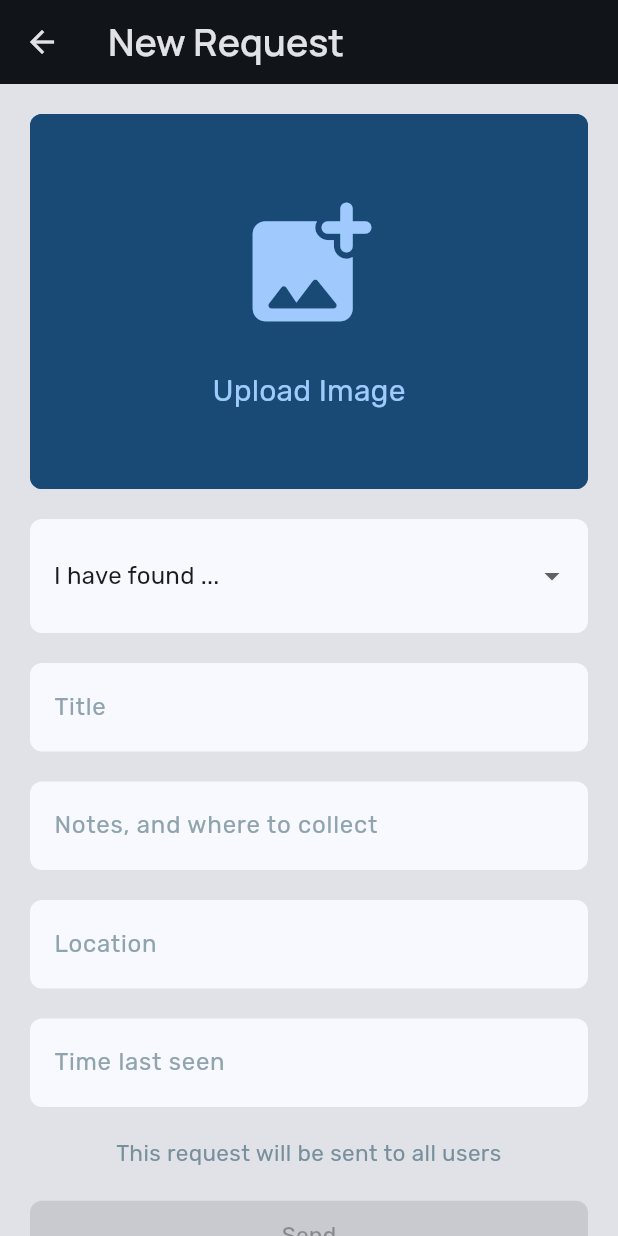
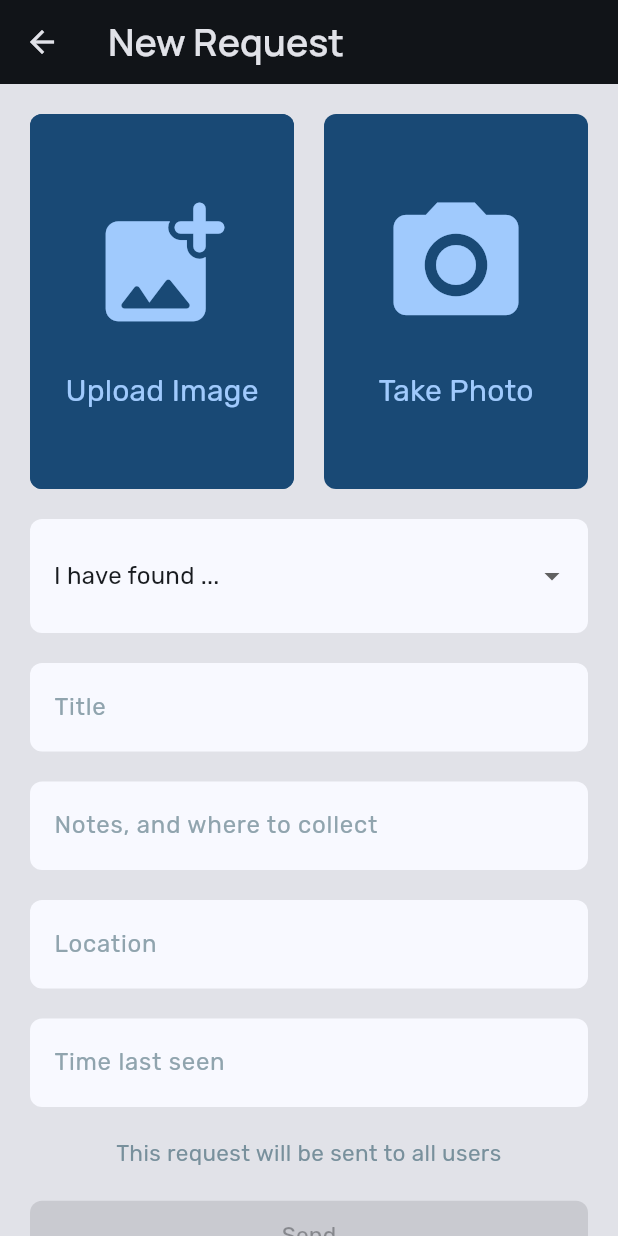
Before and after one commit to darrylad/LoFo, a Flutter app: the SecurityNewPostPage screen opened directly, on a phone screen of 412 x 824 dp. Run offline on Flutter 3.47's test engine with Material 3 defaults, Android fonts, the phone set to English and light mode, and no system bars; our stand-ins replace camera, cloud_firestore, firebase_auth, firebase_core, firebase_messaging, firebase_remote_config and 6 more; accounts and stored records are empty; generated files the repository leaves out were written again.

Commit message:
Added camer for security. added remove image button

```diff
--- a/lib/security_layouts/security_components/security_letter_card.dart
+++ b/lib/security_layouts/security_components/security_letter_card.dart
@@ -395,13 +395,15 @@ Row securityCardPosterInfoRow(int cardCategory, String posterImageURL,
         ),
       ),
       const SizedBox(width: 10),
-      Text(
+      Expanded(
+        child: Text(
           cardName,
           style: TextStyle(
               fontFamily: fonts[0],
               fontVariations: const [FontVariation('wght', 600)],
               fontSize: 15),
           overflow: TextOverflow.ellipsis,
+        ),
       ),
       const SizedBox(width: 5),
       securityCardCategoryBox(cardCategory),
--- a/lib/security_layouts/security_pages/security_new_post_page.dart
+++ b/lib/security_layouts/security_pages/security_new_post_page.dart
@@ -6,6 +6,7 @@ import 'package:lofo/backend/login_details.dart';
 import 'package:lofo/components/basic_text_form_field.dart';
 import 'package:lofo/components/button.dart';
 import 'package:lofo/main.dart';
+import 'package:lofo/pages/camera_page.dart';
 import 'package:lofo/security_layouts/security_backend/security_CRUD/security_transmitter.dart';
 import 'package:lofo/security_layouts/security_components/security_app_bar.dart';
 import 'package:lofo/security_layouts/security_components/security_theme.dart';
@@ -246,7 +247,8 @@ class _SecurityNewPostPageState extends State<SecurityNewPostPage> {
                 child: Column(
                   children: [
                     const SizedBox(height: 20),
-                    uploadImageButton(),
+                    // uploadImageButton(),
+                    imageRow(),
                     const SizedBox(height: 20),
                     basicSecurityDropDownFormField(),
                     const SizedBox(height: 20),
@@ -370,6 +372,35 @@ class _SecurityNewPostPageState extends State<SecurityNewPostPage> {
     );
   }
 
+  Widget imageRow() {
+    return (pickedPostImage == null)
+        ? Row(
+            mainAxisSize: MainAxisSize.min,
+            children: [
+              Expanded(child: uploadImageButton()),
+              const SizedBox(width: 20),
+              Expanded(child: cameraButton())
+            ],
+          )
+        : Column(
+            children: [
+              Container(
+                height: 350,
+                decoration: BoxDecoration(
+                    borderRadius: BorderRadius.circular(8),
+                    image: DecorationImage(
+                        image: FileImage(pickedPostImage!), fit: BoxFit.cover)),
+              ),
+              const SizedBox(height: 20),
+              BasicButton.warningPrimaryButton("Remove image", () {
+                setState(() {
+                  pickedPostImage = null;
+                });
+              }),
+            ],
+          );
+  }
+
   DropdownButtonFormField<int> basicSecurityDropDownFormField() {
     Text basicDropDownFormText(String text) {
       return Text(
@@ -455,9 +486,6 @@ class _SecurityNewPostPageState extends State<SecurityNewPostPage> {
                       size: 100,
                     ),
                     const SizedBox(height: 20),
-                    Row(
-                      mainAxisAlignment: MainAxisAlignment.center,
-                      children: [
                     Text('Upload Image',
                         style: TextStyle(
                             color: securityColorScheme.primary,
@@ -467,6 +495,75 @@ class _SecurityNewPostPageState extends State<SecurityNewPostPage> {
                             ])),
                   ],
                 ),
+        ));
+  }
+
+  ElevatedButton cameraButton() {
+    return ElevatedButton(
+        onPressed: () async {
+          try {
+            final capturedImage = await Navigator.push(
+                context,
+                MaterialPageRoute(
+                    builder: (context) => const PreCamLoadPage()));
+            if (capturedImage != null && capturedImage is File) {
+              setState(() {
+                pickedPostImage = capturedImage;
+              });
+            }
+          } catch (e) {
+            if (mounted) {
+              Navigator.pushReplacement(
+                  context,
+                  MaterialPageRoute(
+                      builder: (context) =>
+                          CameraErrorPage(message: 'An error occured. \n $e')));
+            }
+            debugPrint('Error: $e');
+          }
+          setState(() {});
+        },
+        style: ElevatedButton.styleFrom(
+            padding: const EdgeInsets.all(0),
+            shape: RoundedRectangleBorder(
+              borderRadius: BorderRadius.circular(8),
+            ),
+            backgroundColor: secondaryButtonBackgroundSolidColor,
+            shadowColor: Colors.transparent,
+            elevation: 0),
+        child: AnimatedContainer(
+          duration: const Duration(milliseconds: 700),
+          curve: const Cubic(0.63, 0, 0, 1),
+          height: 250,
+          // width: double.infinity,
+          decoration: BoxDecoration(
+              color: pickedPostImage != null
+                  ? Colors.transparent
+                  : secondaryButtonBackgroundSolidColor,
+              borderRadius: BorderRadius.circular(8),
+              image: (pickedPostImage != null)
+                  ? DecorationImage(
+                      image: FileImage(pickedPostImage!), fit: BoxFit.cover)
+                  : null),
+          child: (pickedPostImage != null)
+              ? null
+              : Column(
+                  mainAxisSize: MainAxisSize.min,
+                  mainAxisAlignment: MainAxisAlignment.center,
+                  children: [
+                    Icon(
+                      Icons.photo_camera,
+                      color: securityColorScheme.primary,
+                      size: 100,
+                    ),
+                    const SizedBox(height: 20),
+                    Text('Take Photo',
+                        style: TextStyle(
+                            fontSize: 20,
+                            color: securityColorScheme.primary,
+                            fontVariations: const [
+                              FontVariation('wght', 400)
+                            ])),
                   ],
                 ),
         ));
```
Also changed, not shown: lib/pages/i_found_post_page.dart (+11 -11 lines). Lines whose indentation alone changed are shown as unchanged.
